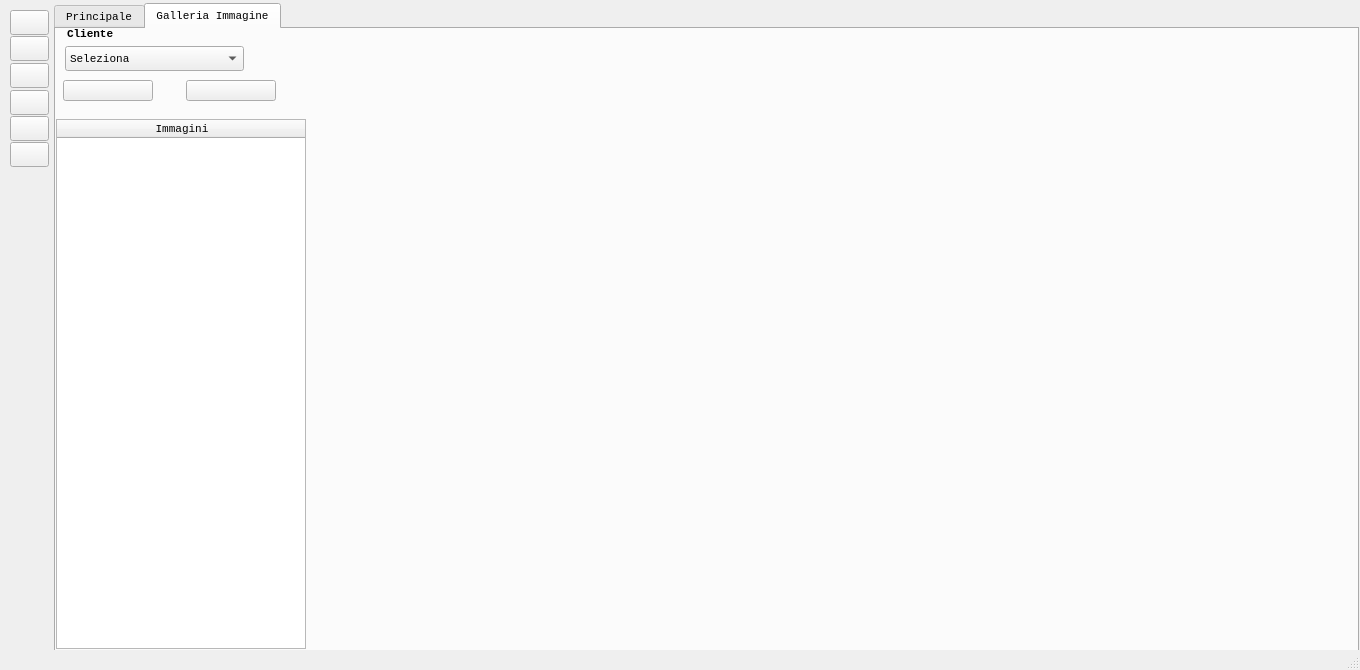
Before: the Qt Designer form QtUI/mainwindow_w.ui in emper0r/aron-conf, drawn with Qt 5.
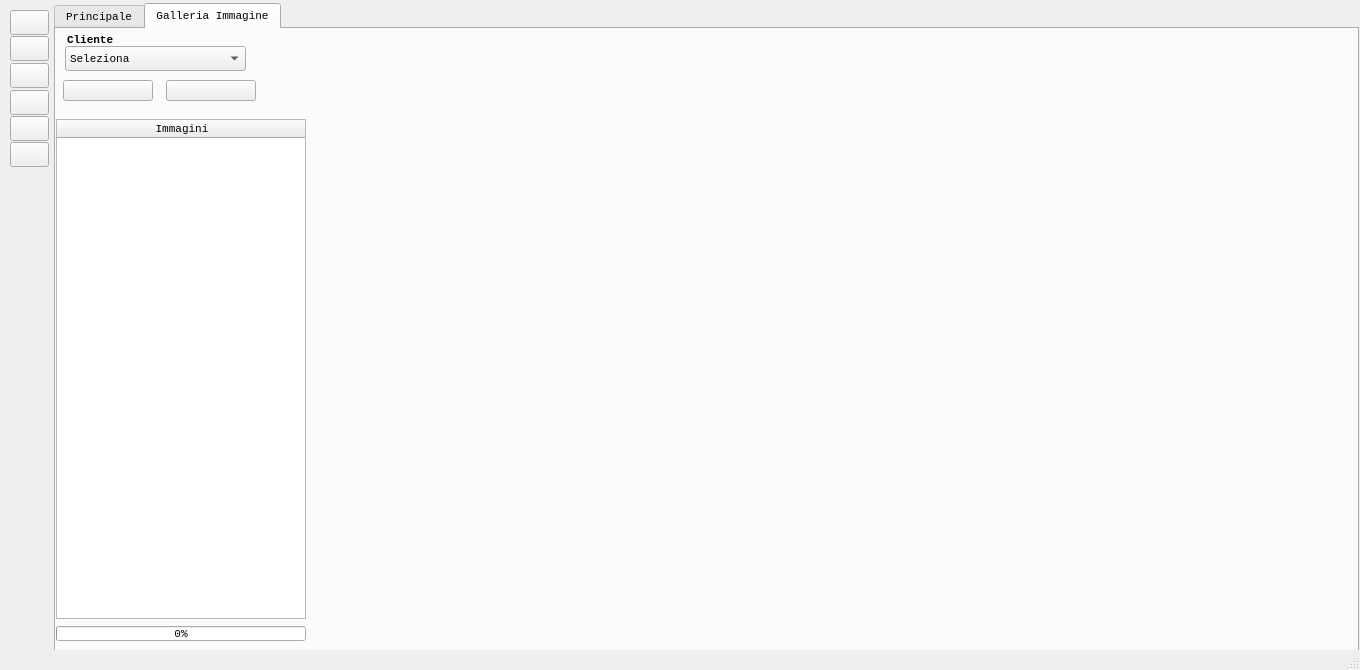
After: the same form once the commit is applied. The open tabs and pages were chosen to show the change.

Commit message:
* Added progressBar when load images
  + Update process after load photo by photo
  + Checking connection for db on startup
  + Update settings for local db on LAN
  + Fixed log action commit for history search

What changed in the file:
```diff
--- a/QtUI/mainwindow_w.ui
+++ b/QtUI/mainwindow_w.ui
@@ -1109,7 +1109,7 @@
         <x>0</x>
         <y>90</y>
         <width>250</width>
-        <height>530</height>
+        <height>500</height>
        </rect>
       </property>
       <property name="sizePolicy">
@@ -1121,13 +1121,13 @@
       <property name="minimumSize">
        <size>
         <width>250</width>
-        <height>530</height>
+        <height>500</height>
        </size>
       </property>
       <property name="maximumSize">
        <size>
         <width>250</width>
-        <height>530</height>
+        <height>500</height>
        </size>
       </property>
       <property name="sizeIncrement">
@@ -1184,7 +1184,7 @@
      <widget class="QToolButton" name="btMinus_foto">
       <property name="geometry">
        <rect>
-        <x>130</x>
+        <x>110</x>
         <y>51</y>
         <width>90</width>
         <height>21</height>
@@ -1206,6 +1206,28 @@
        <enum>Qt::ToolButtonTextBesideIcon</enum>
       </property>
      </widget>
+     <widget class="QProgressBar" name="progressBar">
+      <property name="geometry">
+       <rect>
+        <x>0</x>
+        <y>597</y>
+        <width>250</width>
+        <height>15</height>
+       </rect>
+      </property>
+      <property name="maximumSize">
+       <size>
+        <width>250</width>
+        <height>15</height>
+       </size>
+      </property>
+      <property name="cursor">
+       <cursorShape>PointingHandCursor</cursorShape>
+      </property>
+      <property name="value">
+       <number>0</number>
+      </property>
+     </widget>
      <zorder>btPlus_foto</zorder>
      <zorder>tableWidgetImg</zorder>
      <zorder>btMinus_foto</zorder>
@@ -1469,7 +1491,7 @@
      <rect>
       <x>65</x>
       <y>46</y>
-      <width>179</width>
+      <width>181</width>
       <height>25</height>
      </rect>
     </property>
@@ -1548,7 +1570,7 @@
     <property name="geometry">
      <rect>
       <x>67</x>
-      <y>24</y>
+      <y>30</y>
       <width>61</width>
       <height>20</height>
      </rect>
```
Left out of the diff: 53 changed lines with no effect on the pictures. The commit also changes 7 other files.
